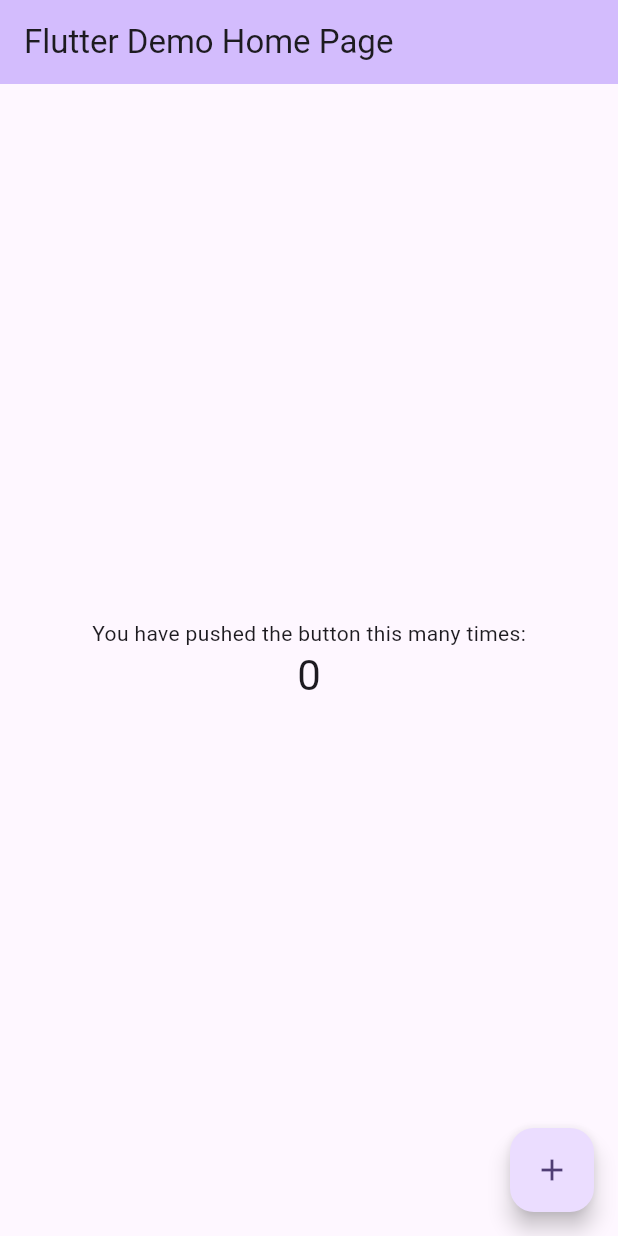
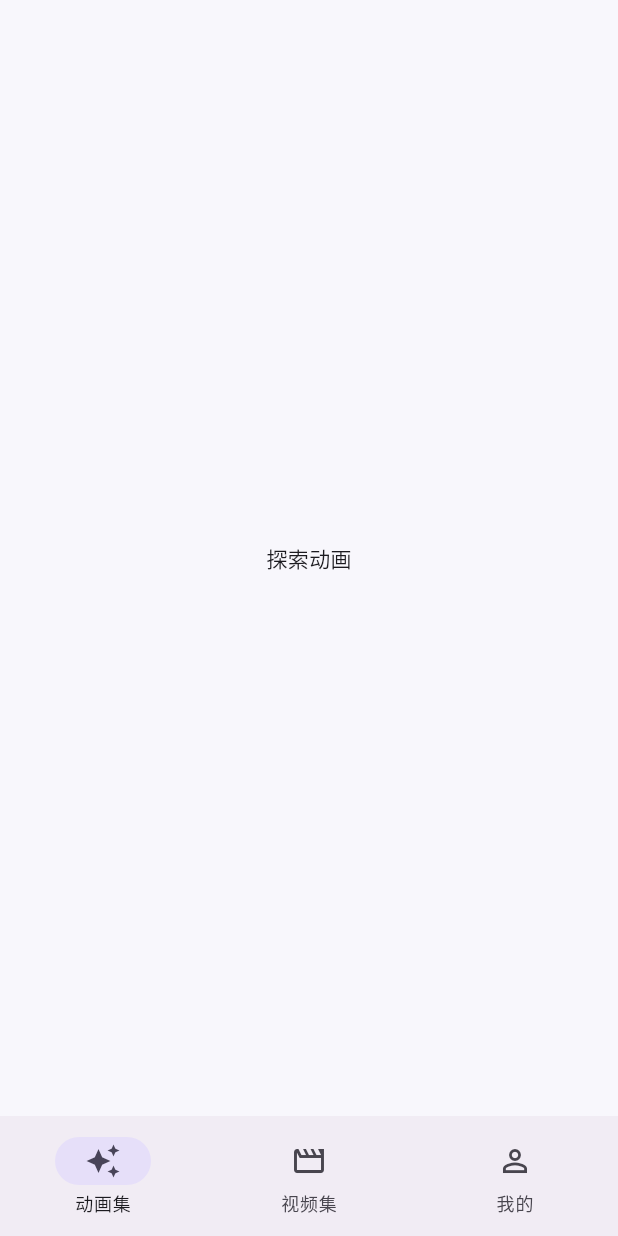
Before and after one commit to w1163563154/myflutter, a Flutter app: the screen it shows after launch, on a phone screen of 412 x 824 dp. Run offline on Flutter 3.47's test engine with Material 3 defaults, Android fonts, the phone set to English and light mode, and no system bars.

Commit message:
feat: add animated bottom navigation (#2)

```diff
--- /dev/null
+++ b/lib/home_shell.dart
@@ -0,0 +1,92 @@
+import 'package:flutter/material.dart';
+
+class HomeShell extends StatefulWidget {
+  const HomeShell({super.key});
+  @override
+  State<HomeShell> createState() => _HomeShellState();
+}
+
+class _HomeShellState extends State<HomeShell>
+    with SingleTickerProviderStateMixin {
+  int _selected = 0;
+  late final _transition = AnimationController(
+    vsync: this,
+    duration: const Duration(milliseconds: 250),
+    value: 1,
+  );
+  late final Animation<double> _curve = _transition.drive(
+    CurveTween(curve: Curves.easeOutCubic),
+  );
+  @override
+  void dispose() {
+    _transition.dispose();
+    super.dispose();
+  }
+
+  @override
+  Widget build(BuildContext context) {
+    final reduced = MediaQuery.disableAnimationsOf(context);
+    return Scaffold(
+      body: SafeArea(
+        child: FadeTransition(
+          opacity: reduced ? const AlwaysStoppedAnimation(1) : _curve,
+          child: SlideTransition(
+            position: reduced
+                ? const AlwaysStoppedAnimation(Offset.zero)
+                : Tween(
+                    begin: const Offset(0, .025),
+                    end: Offset.zero,
+                  ).animate(_curve),
+            child: IndexedStack(
+              index: _selected,
+              children: const [
+                Center(child: Text('探索动画')),
+                EmptyTab(icon: Icons.movie_outlined, title: '视频内容即将上线'),
+                EmptyTab(icon: Icons.person_outline, title: '这里将记录你的灵感'),
+              ],
+            ),
+          ),
+        ),
+      ),
+      bottomNavigationBar: NavigationBar(
+        selectedIndex: _selected,
+        onDestinationSelected: (index) {
+          if (index == _selected) return;
+          setState(() => _selected = index);
+          if (reduced) {
+            _transition.value = 1;
+          } else {
+            _transition.forward(from: 0);
+          }
+        },
+        destinations: const [
+          NavigationDestination(icon: Icon(Icons.auto_awesome), label: '动画集'),
+          NavigationDestination(icon: Icon(Icons.movie_outlined), label: '视频集'),
+          NavigationDestination(icon: Icon(Icons.person_outline), label: '我的'),
+        ],
+      ),
+    );
+  }
+}
+
+class EmptyTab extends StatelessWidget {
+  const EmptyTab({super.key, required this.icon, required this.title});
+  final IconData icon;
+  final String title;
+  @override
+  Widget build(BuildContext context) => Center(
+    child: Padding(
+      padding: const EdgeInsets.all(24),
+      child: Column(
+        mainAxisSize: MainAxisSize.min,
+        children: [
+          Icon(icon, size: 56, color: Theme.of(context).colorScheme.primary),
+          const SizedBox(height: 20),
+          Text(title, style: Theme.of(context).textTheme.titleLarge),
+          const SizedBox(height: 8),
+          const Text('敬请期待'),
+        ],
+      ),
+    ),
+  );
+}
--- a/lib/main.dart
+++ b/lib/main.dart
@@ -1,122 +1,19 @@
 import 'package:flutter/material.dart';
+import 'home_shell.dart';
 
-void main() {
-  runApp(const MyApp());
-}
+void main() => runApp(const MyApp());
 
 class MyApp extends StatelessWidget {
   const MyApp({super.key});
-
-  // This widget is the root of your application.
   @override
-  Widget build(BuildContext context) {
-    return MaterialApp(
-      title: 'Flutter Demo',
-      theme: ThemeData(
-        // This is the theme of your application.
-        //
-        // TRY THIS: Try running your application with "flutter run". You'll see
-        // the application has a purple toolbar. Then, without quitting the app,
-        // try changing the seedColor in the colorScheme below to Colors.green
-        // and then invoke "hot reload" (save your changes or press the "hot
-        // reload" button in a Flutter-supported IDE, or press "r" if you used
-        // the command line to start the app).
-        //
-        // Notice that the counter didn't reset back to zero; the application
-        // state is not lost during the reload. To reset the state, use hot
-        // restart instead.
-        //
-        // This works for code too, not just values: Most code changes can be
-        // tested with just a hot reload.
-        colorScheme: .fromSeed(seedColor: Colors.deepPurple),
-      ),
-      home: const MyHomePage(title: 'Flutter Demo Home Page'),
-    );
-  }
+  Widget build(BuildContext context) => MaterialApp(
+    title: '灵感动画集',
+    debugShowCheckedModeBanner: false,
+    theme: ThemeData(
+      colorScheme: ColorScheme.fromSeed(seedColor: const Color(0xFF7155D9)),
+      scaffoldBackgroundColor: const Color(0xFFF8F7FC),
+      useMaterial3: true,
+    ),
+    home: const HomeShell(),
+  );
 }
-
-class MyHomePage extends StatefulWidget {
-  const MyHomePage({super.key, required this.title});
-
-  // This widget is the home page of your application. It is stateful, meaning
-  // that it has a State object (defined below) that contains fields that affect
-  // how it looks.
-
-  // This class is the configuration for the state. It holds the values (in this
-  // case the title) provided by the parent (in this case the App widget) and
-  // used by the build method of the State. Fields in a Widget subclass are
-  // always marked "final".
-
-  final String title;
-
-  @override
-  State<MyHomePage> createState() => _MyHomePageState();
-}
-
-class _MyHomePageState extends State<MyHomePage> {
-  int _counter = 0;
-
-  void _incrementCounter() {
-    setState(() {
-      // This call to setState tells the Flutter framework that something has
-      // changed in this State, which causes it to rerun the build method below
-      // so that the display can reflect the updated values. If we changed
-      // _counter without calling setState(), then the build method would not be
-      // called again, and so nothing would appear to happen.
-      _counter++;
-    });
-  }
-
-  @override
-  Widget build(BuildContext context) {
-    // This method is rerun every time setState is called, for instance as done
-    // by the _incrementCounter method above.
-    //
-    // The Flutter framework has been optimized to make rerunning build methods
-    // fast, so that you can just rebuild anything that needs updating rather
-    // than having to individually change instances of widgets.
-    return Scaffold(
-      appBar: AppBar(
-        // TRY THIS: Try changing the color here to a specific color (to
-        // Colors.amber, perhaps?) and trigger a hot reload to see the AppBar
-        // change color while the other colors stay the same.
-        backgroundColor: Theme.of(context).colorScheme.inversePrimary,
-        // Here we take the value from the MyHomePage object that was created by
-        // the App.build method, and use it to set our appbar title.
-        title: Text(widget.title),
-      ),
-      body: Center(
-        // Center is a layout widget. It takes a single child and positions it
-        // in the middle of the parent.
-        child: Column(
-          // Column is also a layout widget. It takes a list of children and
-          // arranges them vertically. By default, it sizes itself to fit its
-          // children horizontally, and tries to be as tall as its parent.
-          //
-          // Column has various properties to control how it sizes itself and
-          // how it positions its children. Here we use mainAxisAlignment to
-          // center the children vertically; the main axis here is the vertical
-          // axis because Columns are vertical (the cross axis would be
-          // horizontal).
-          //
-          // TRY THIS: Invoke "debug painting" (choose the "Toggle Debug Paint"
-          // action in the IDE, or press "p" in the console), to see the
-          // wireframe for each widget.
-          mainAxisAlignment: .center,
-          children: [
-            const Text('You have pushed the button this many times:'),
-            Text(
-              '$_counter',
-              style: Theme.of(context).textTheme.headlineMedium,
-            ),
-          ],
-        ),
-      ),
-      floatingActionButton: FloatingActionButton(
-        onPressed: _incrementCounter,
-        tooltip: 'Increment',
-        child: const Icon(Icons.add),
-      ),
-    );
-  }
-}
```
Also changed, not shown: 1 other file.
